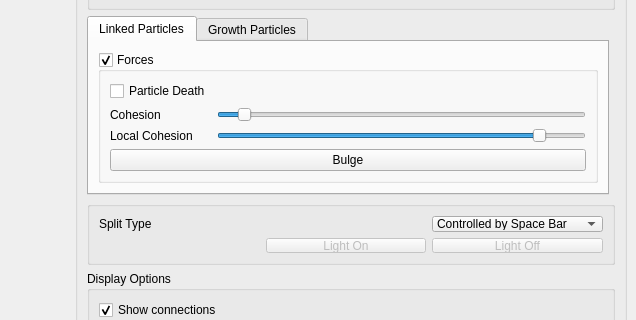
This is ui/GUI.ui in eulersson/CellGrowth as Qt 5 draws it before an edit; both pictures show x 486 to 1122 and y 126 to 446 of the 1122 by 584 pixel window. The edited form follows.
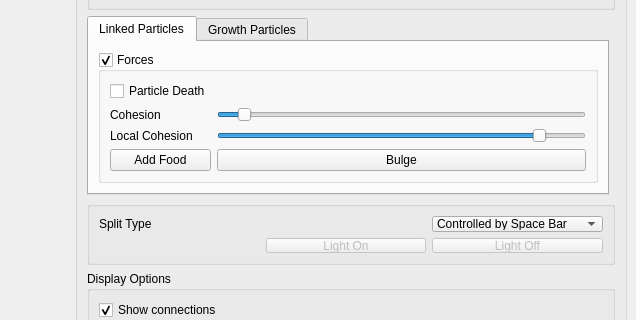
This is the edited form.

Commit message: Food level working. Can make food level true for random particles, in order to create patterns. However, applying pyhysics to these random particles not yet working.

The edit to the form file:
```diff
--- a/ui/GUI.ui
+++ b/ui/GUI.ui
@@ -147,13 +147,6 @@
                 </property>
                </widget>
               </item>
-              <item row="3" column="0" colspan="2">
-               <widget class="QPushButton" name="LP_bulge">
-                <property name="text">
-                 <string>Bulge</string>
-                </property>
-               </widget>
-              </item>
               <item row="0" column="0">
                <widget class="QCheckBox" name="m_LP_particleDeath">
                 <property name="text">
@@ -161,6 +154,26 @@
                 </property>
                </widget>
               </item>
+              <item row="5" column="1">
+               <widget class="QPushButton" name="LP_bulge">
+                <property name="sizePolicy">
+                 <sizepolicy hsizetype="Minimum" vsizetype="Fixed">
+                  <horstretch>0</horstretch>
+                  <verstretch>0</verstretch>
+                 </sizepolicy>
+                </property>
+                <property name="text">
+                 <string>Bulge</string>
+                </property>
+               </widget>
+              </item>
+              <item row="5" column="0">
+               <widget class="QPushButton" name="m_LP_addFood">
+                <property name="text">
+                 <string>Add Food</string>
+                </property>
+               </widget>
+              </item>
              </layout>
             </widget>
            </item>
```
The commit also changes 12 other files.
